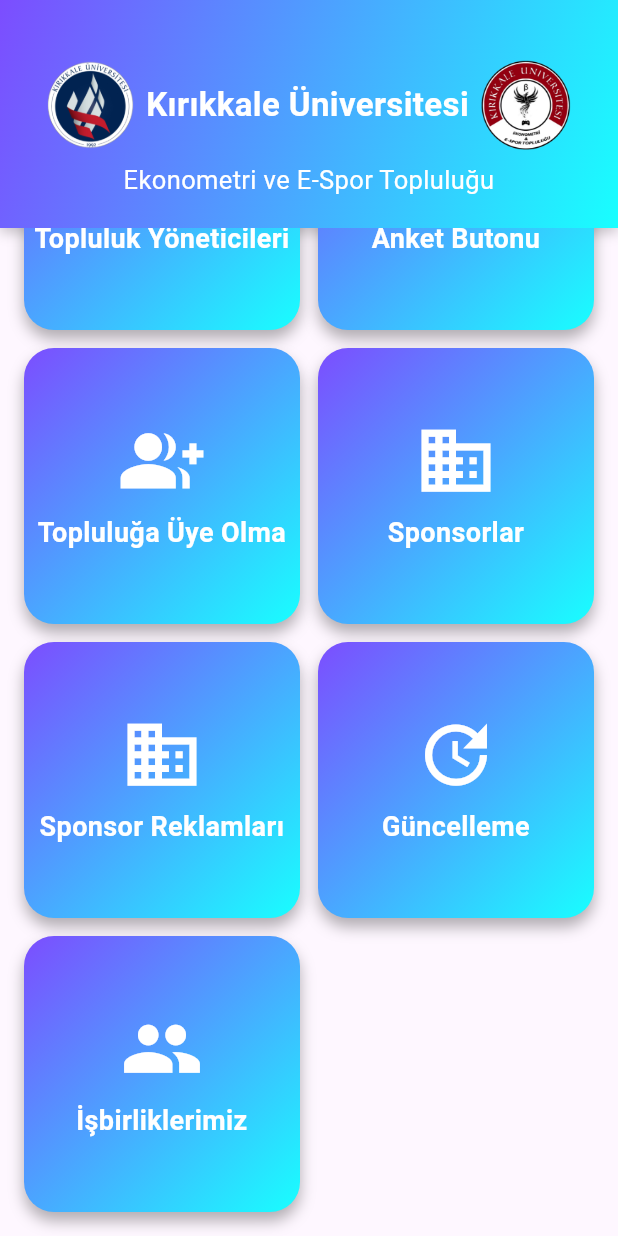
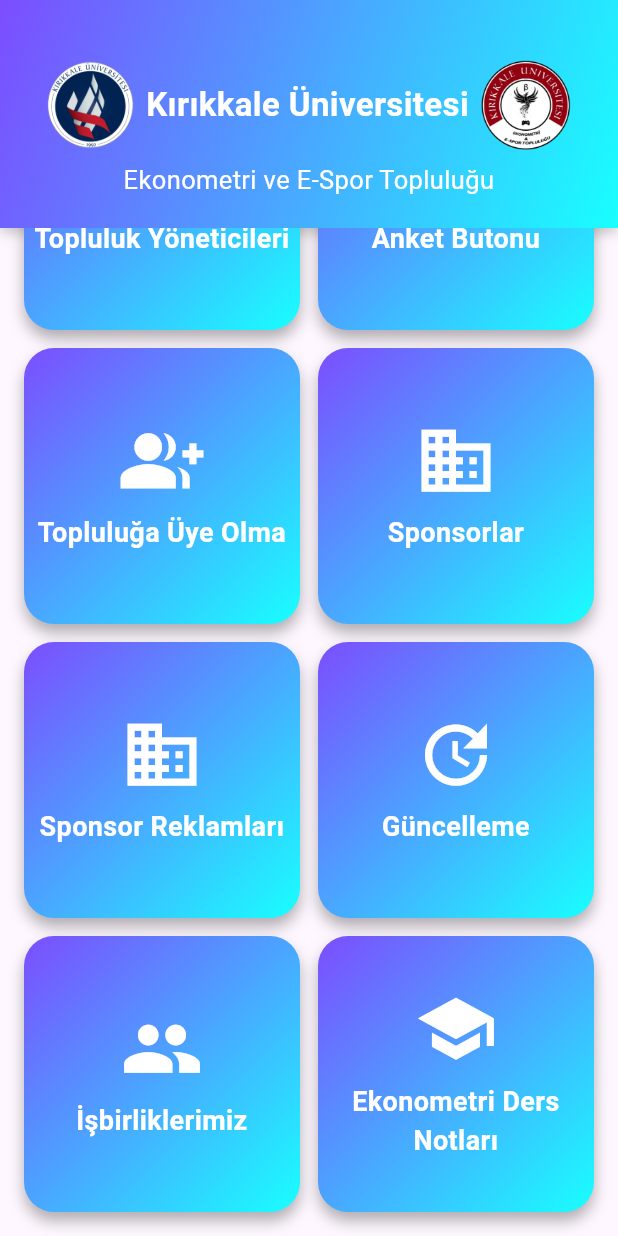
Before and after one commit to NefAnyo71/ekos, a Flutter app: the screen it shows after launch, scrolled down 1308 dp, on a phone screen of 412 x 824 dp. Run offline on Flutter 3.47's test engine with Material 3 defaults, Android fonts, the phone set to English and light mode, and no system bars; our stand-ins replace cloud_firestore, firebase_auth, firebase_core, firebase_database, firebase_messaging, open_file and 3 more; accounts and stored records are empty.

Commit message:
new upgrade

```diff
--- a/lib/main.dart
+++ b/lib/main.dart
@@ -2,7 +2,7 @@
 import 'package:flutter/services.dart';
 import 'package:firebase_core/firebase_core.dart';
 import 'package:firebase_messaging/firebase_messaging.dart';
-import 'package:permission_handler/permission_handler.dart'; // İzinler için ekledik unutma bunu
+import 'package:permission_handler/permission_handler.dart';
 import 'community_news.dart';
 import 'events_calendar.dart';
 import 'advisors.dart';
@@ -22,6 +22,7 @@
 import 'sponsor_ads_page.dart';
 import 'update_page.dart';
 import 'partnerships.dart';
+import 'lessons.dart';
 
 void main() async {
   WidgetsFlutterBinding.ensureInitialized();
@@ -151,7 +152,7 @@
                     children: [
                       Image.asset(
                         'assets/images/kkulogo.png',
-                        height: 60.0, // Yüksekliği artırdık
+                        height: 60.0,
                       ),
                       const SizedBox(width: 8.0),
                       const Text(
@@ -166,7 +167,7 @@
                       const SizedBox(width: 8.0),
                       Image.asset(
                         'assets/images/ekoslogo.png',
-                        height: 60.0, // Yüksekliği artırdık
+                        height: 60.0,
                       ),
                     ],
                   ),
@@ -187,8 +188,8 @@
             child: GridView.count(
               crossAxisCount: 2,
               padding: const EdgeInsets.all(16.0),
-              crossAxisSpacing: 12.0, // Çapraz boşluk arttırıldı
-              mainAxisSpacing: 12.0, // Ana boşluk arttırıldı
+              crossAxisSpacing: 12.0,
+              mainAxisSpacing: 12.0,
               children: <Widget>[
                 _buildGridButton(
                   context,
@@ -270,7 +271,7 @@
                 ),
                 _buildGridButton(
                   context,
-                  'Anket Butonu', // Yeni buton eklendi
+                  'Anket Butonu',
                   Icons.poll,
                   SurveyPage(),
                 ),
@@ -283,26 +284,32 @@
                 _buildGridButton(
                   context,
                   'Sponsorlar',
-                  Icons.business, // İş simgesi kullanıldı, değiştirebilirsin
-                  SponsorsPage(), // Sayfa adı, kendi sayfanın ismine göre değiştir
+                  Icons.business,
+                  SponsorsPage(),
                 ),
                 _buildGridButton(
                   context,
-                  'Sponsor Reklamları', // Yeni buton ismi
-                  Icons.business, // İş simgesi kullanıldı
-                  const SponsorAdsPage(), // Yeni Sponsor Ads sayfasına yönlendirecek
+                  'Sponsor Reklamları',
+                  Icons.business,
+                  const SponsorAdsPage(),
                 ),
                 _buildGridButton(
                   context,
-                  'Güncelleme', // Yeni buton ismi
-                  Icons.update, // Güncelleme simgesi kullanıldı
-                  UpdatePage(), // UpdatePage sayfasına yönlendirecek
+                  'Güncelleme',
+                  Icons.update,
+                  UpdatePage(),
                 ),
                 _buildGridButton(
                   context,
-                  'İşbirliklerimiz', // Yeni buton ismi
-                  Icons.group, // Grup veya işbirliği simgesi kullanıldı
-                  PartnershipsPage(), // PartnershipsPage sayfasına yönlendirecek
+                  'İşbirliklerimiz',
+                  Icons.group,
+                  PartnershipsPage(),
+                ),
+                _buildGridButton(
+                  context,
+                  'Ekonometri Ders Notları',
+                  Icons.school,
+                  const EkonometriPage(),
                 ),
               ],
             ),
--- a/lib/update_page.dart
+++ b/lib/update_page.dart
@@ -10,7 +10,7 @@
 class _UpdatePageState extends State<UpdatePage> {
   final DatabaseReference _database = FirebaseDatabase.instance.ref();
   List<Map<String, String>> _updates = [];
-  final String _currentVersion = "1.2.2";
+  final String _currentVersion = "^1.3.1";
 
   @override
   void initState() {
--- a/pubspec.yaml
+++ b/pubspec.yaml
@@ -31,7 +31,6 @@
 
 
 
-
 dev_dependencies:
   flutter_test:
     sdk: flutter
```
Also changed, not shown: lib/lessons.dart (added, +233 -0 lines).
